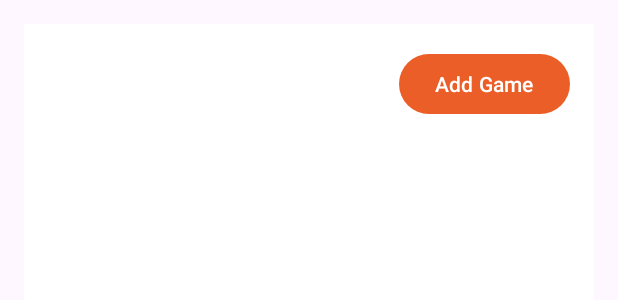
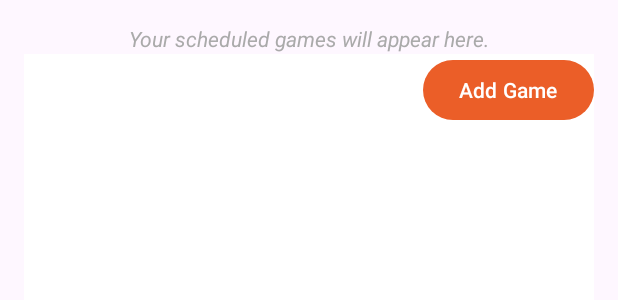
Before and after one commit to tigerokuma/HoopHub, an Android app built with Jetpack Compose: the layout fragment_bookings.xml on its own in the app's theme, with its tools: preview values and no code run, on a phone screen of 412 x 824 dp. Shown: the top 300 px of the screen. Run offline under Robolectric (Android 15) with nearby library versions, the phone set to English and light mode, and no system bars.

Commit message:
ui improvement

```diff
--- a/app/src/main/res/layout/fragment_bookings.xml
+++ b/app/src/main/res/layout/fragment_bookings.xml
@@ -7,10 +7,25 @@
     android:padding="16dp"
     android:layout_marginBottom="80dp">
 
+    <!-- Placeholder text before RecyclerView -->
+    <TextView
+        android:id="@+id/placeholderText"
+        android:layout_width="match_parent"
+        android:layout_height="wrap_content"
+        android:text="Your scheduled games will appear here."
+        android:textColor="@android:color/darker_gray"
+        android:textStyle="italic"
+        android:gravity="center"
+        android:layout_marginBottom="8dp" />
+
+    <!-- RecyclerView for booking list -->
+
+    <!-- Floating action button for adding games -->
     <androidx.recyclerview.widget.RecyclerView
         android:id="@+id/bookingRecyclerView"
         android:layout_width="match_parent"
         android:layout_height="match_parent"
+        android:layout_marginTop="20dp"
         android:background="@color/white" />
 
     <Button
@@ -18,8 +33,8 @@
         android:layout_width="wrap_content"
         android:layout_height="wrap_content"
         android:layout_gravity="top|end"
-        android:layout_margin="16dp"
         android:elevation="8dp"
+        android:layout_marginTop="20dp"
         android:src="@android:drawable/ic_input_add"
         app:backgroundTint="@color/highlight"
         android:tint="@color/white"
```
